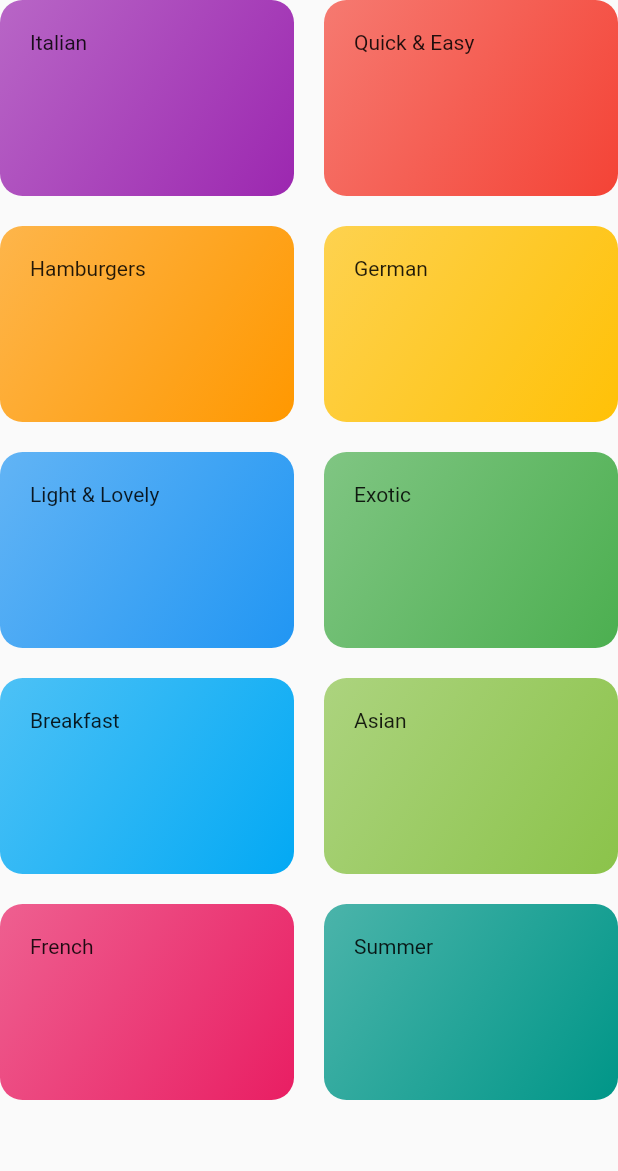
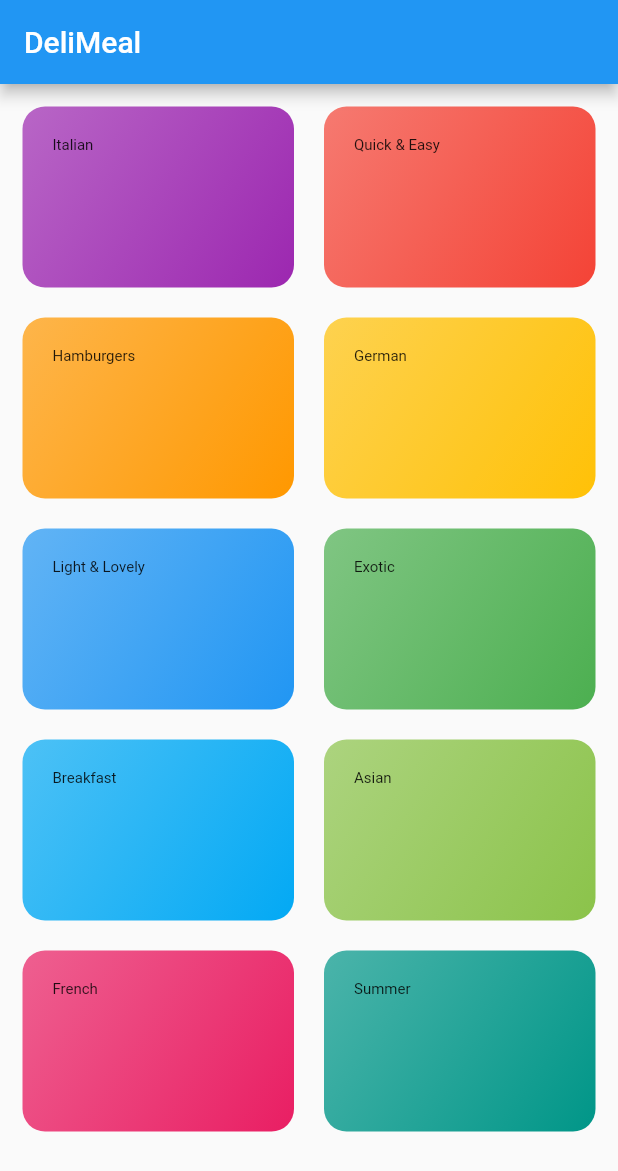
Before and after one commit to pvrsouza/meal_app, a Flutter app: the CategoriesScreen screen opened directly, on a phone screen of 412 x 824 dp. Shown: the top 1171 px of the screen. Run offline on Flutter 3.47's test engine with Material 2 defaults, Android fonts, the phone set to English and light mode, and no system bars.

Commit message:
categorias sendo exibidas no homepage

```diff
--- a/lib/categories_screen.dart
+++ b/lib/categories_screen.dart
@@ -6,7 +6,17 @@ import './dummy-data.dart';
 class CategoriesScreen extends StatelessWidget {
   @override
   Widget build(BuildContext context) {
+    return Scaffold(
+      appBar: AppBar(
+        title: const Text('DeliMeal'),
+      ),
+      body: _buildCategoriesGrid(),
+    );
+  }
+
+  Widget _buildCategoriesGrid() {
     return GridView(
+      padding: const EdgeInsets.all(15),
       children: DUMMY_CATEGORIES
           .map((category) => CategoryItem(
                 title: category.title,
--- a/lib/cetegory_item.dart
+++ b/lib/cetegory_item.dart
@@ -13,7 +13,12 @@ class CategoryItem extends StatelessWidget {
   Widget build(BuildContext context) {
     return Container(
       padding: const EdgeInsets.all(20),
-      child: Text(title),
+      child: Text(
+        title,
+        style: TextStyle(
+          fontSize: 10,
+        ),
+      ),
       decoration: BoxDecoration(
         gradient: LinearGradient(
           colors: [
```
Also changed, not shown: lib/main.dart (+2 -21 lines).
